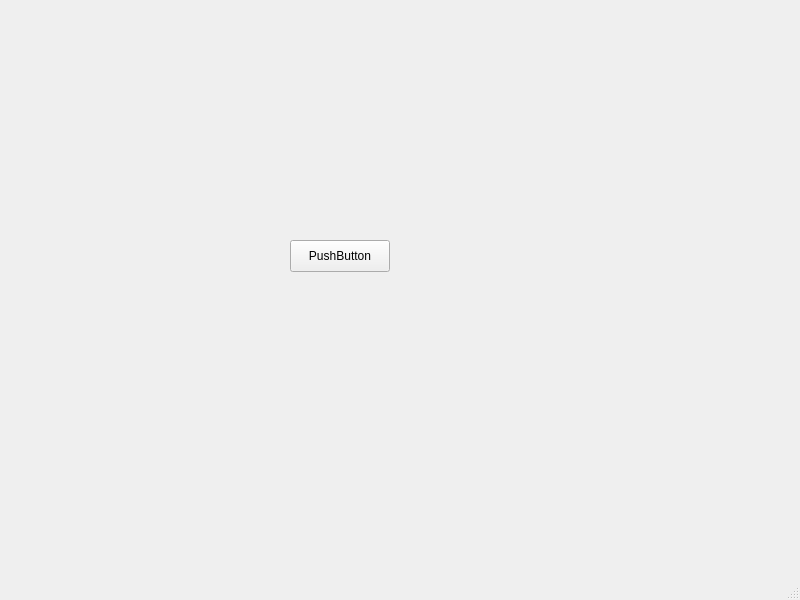
Qt form mainwindow.ui (YANG-Mingcong/test_sdp_catch) before a commit.
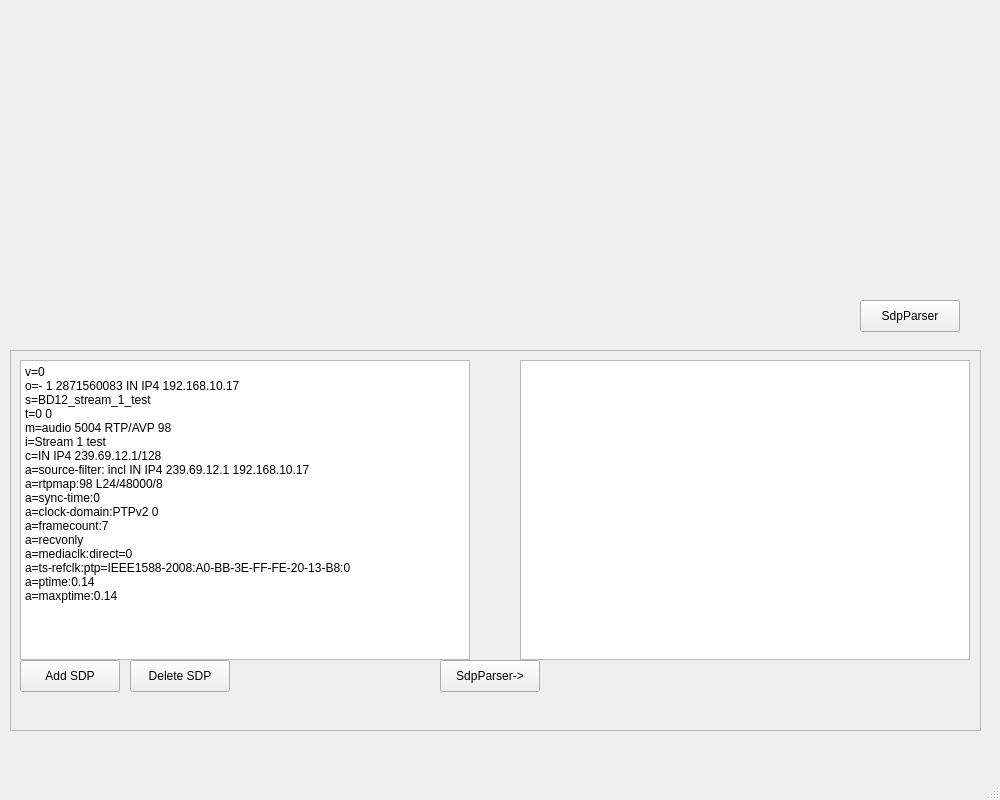
The same form after that commit.

Commit message: [add] sdpSessionConnectionInfoParser finished

Diff of the .ui file:
```diff
--- a/mainwindow.ui
+++ b/mainwindow.ui
@@ -6,25 +6,135 @@
    <rect>
     <x>0</x>
     <y>0</y>
-    <width>800</width>
-    <height>600</height>
+    <width>1000</width>
+    <height>800</height>
    </rect>
   </property>
   <property name="windowTitle">
    <string>MainWindow</string>
   </property>
   <widget class="QWidget" name="centralwidget">
-   <widget class="QPushButton" name="pushButton">
+   <widget class="QFrame" name="frameSDP">
     <property name="geometry">
      <rect>
-      <x>290</x>
-      <y>240</y>
+      <x>10</x>
+      <y>350</y>
+      <width>971</width>
+      <height>381</height>
+     </rect>
+    </property>
+    <property name="frameShape">
+     <enum>QFrame::StyledPanel</enum>
+    </property>
+    <property name="frameShadow">
+     <enum>QFrame::Raised</enum>
+    </property>
+    <widget class="QPushButton" name="btn_delSdp">
+     <property name="geometry">
+      <rect>
+       <x>120</x>
+       <y>310</y>
+       <width>100</width>
+       <height>32</height>
+      </rect>
+     </property>
+     <property name="text">
+      <string>Delete SDP</string>
+     </property>
+    </widget>
+    <widget class="QPlainTextEdit" name="sdpInputArea">
+     <property name="geometry">
+      <rect>
+       <x>10</x>
+       <y>10</y>
+       <width>450</width>
+       <height>300</height>
+      </rect>
+     </property>
+     <property name="documentTitle">
+      <string/>
+     </property>
+     <property name="plainText">
+      <string>v=0
+o=- 1 2871560083 IN IP4 192.168.10.17
+s=BD12_stream_1_test
+t=0 0
+m=audio 5004 RTP/AVP 98
+i=Stream 1 test
+c=IN IP4 239.69.12.1/128
+a=source-filter: incl IN IP4 239.69.12.1 192.168.10.17
+a=rtpmap:98 L24/48000/8
+a=sync-time:0
+a=clock-domain:PTPv2 0
+a=framecount:7
+a=recvonly
+a=mediaclk:direct=0
+a=ts-refclk:ptp=IEEE1588-2008:A0-BB-3E-FF-FE-20-13-B8:0
+a=ptime:0.14
+a=maxptime:0.14
+</string>
+     </property>
+    </widget>
+    <widget class="QPlainTextEdit" name="sdpParserOutput">
+     <property name="enabled">
+      <bool>true</bool>
+     </property>
+     <property name="geometry">
+      <rect>
+       <x>510</x>
+       <y>10</y>
+       <width>450</width>
+       <height>300</height>
+      </rect>
+     </property>
+     <property name="readOnly">
+      <bool>true</bool>
+     </property>
+     <property name="plainText">
+      <string/>
+     </property>
+     <property name="overwriteMode">
+      <bool>false</bool>
+     </property>
+    </widget>
+    <widget class="QPushButton" name="btn_addSdp">
+     <property name="geometry">
+      <rect>
+       <x>10</x>
+       <y>310</y>
+       <width>100</width>
+       <height>32</height>
+      </rect>
+     </property>
+     <property name="text">
+      <string>Add SDP</string>
+     </property>
+    </widget>
+    <widget class="QPushButton" name="btn_sdpParserTest">
+     <property name="geometry">
+      <rect>
+       <x>430</x>
+       <y>310</y>
+       <width>100</width>
+       <height>32</height>
+      </rect>
+     </property>
+     <property name="text">
+      <string>SdpParser-&gt;</string>
+     </property>
+    </widget>
+   </widget>
+   <widget class="QPushButton" name="btn_sdpParser">
+    <property name="geometry">
+     <rect>
+      <x>860</x>
+      <y>300</y>
       <width>100</width>
       <height>32</height>
      </rect>
     </property>
     <property name="text">
-     <string>PushButton</string>
+     <string>SdpParser</string>
     </property>
    </widget>
   </widget>
```
Left out of the diff: 2 changed lines with no effect on the pictures. The commit also changes 5 other files.
